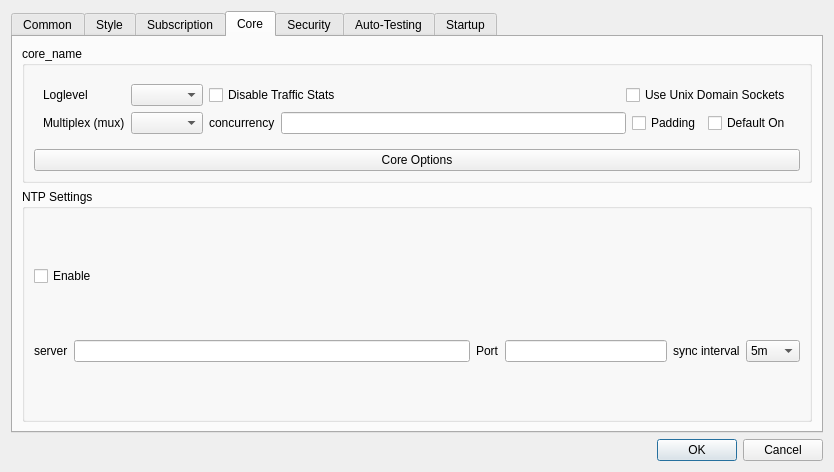
Old version of the form src/nekobox/ui/setting/dialog_basic_settings.ui in the repository qr243vbi/nekobox.
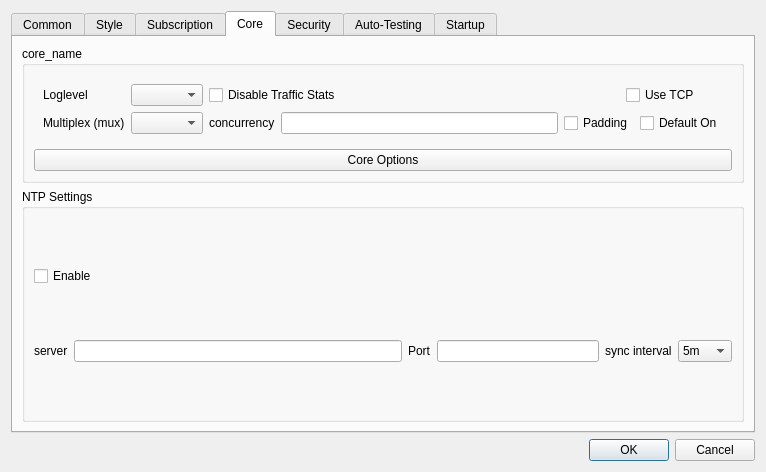
New version of the form. The open tabs and pages were chosen to show the change. Custom widgets are drawn as their Qt base class.

The edit to the form file:
```diff
--- a/src/nekobox/ui/setting/dialog_basic_settings.ui
+++ b/src/nekobox/ui/setting/dialog_basic_settings.ui
@@ -726,7 +726,7 @@
                <item>
                 <widget class="QCheckBox" name="unix_domain_socket">
                  <property name="text">
-                  <string>Use Unix Domain Sockets</string>
+                  <string>Use TCP</string>
                  </property>
                 </widget>
                </item>
```
